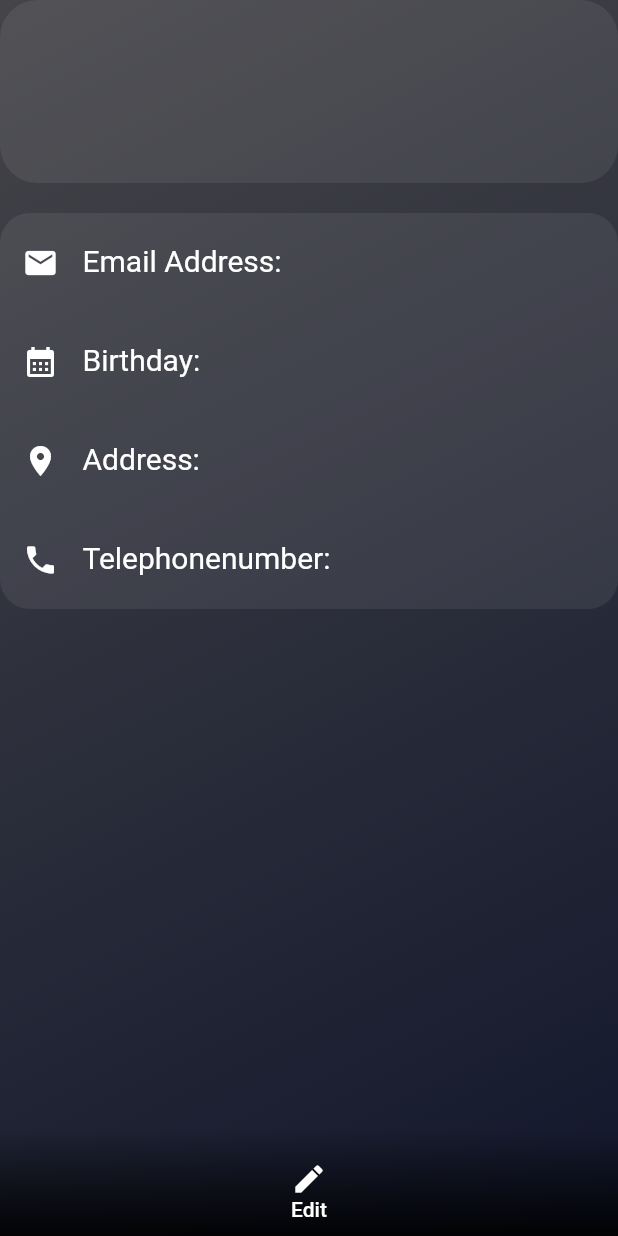
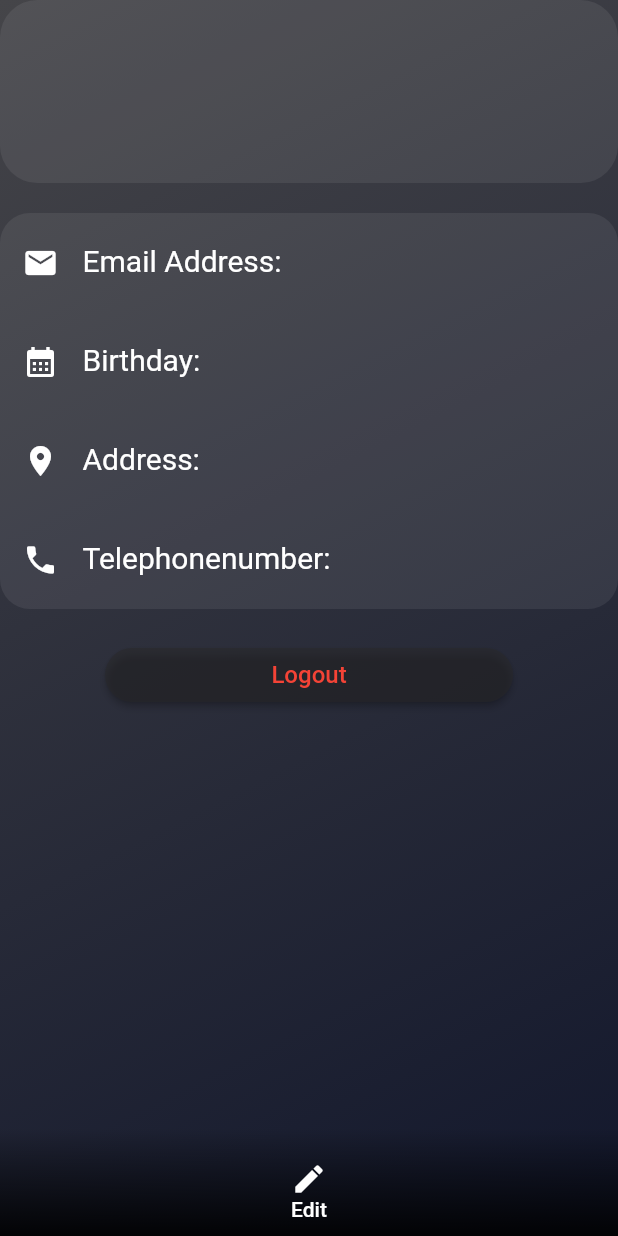
Before and after one commit to ElectricRoyale/Smarthome, a Flutter app: the AccountPage screen opened directly with empty values, on a phone screen of 412 x 824 dp. Run offline on Flutter 3.47's test engine with Material 2 defaults, Android fonts, the phone set to English and light mode, and no system bars; our stand-ins replace connectivity, delayed_display, flutter_svg, hive, hive_flutter, image_cropper and 3 more; missing offline and left inert: dart_ping, flutter_local_auth_invisible, flutter_rounded_date_picker, lan_scanner, mysql1, network_info_plus and 2 more; accounts and stored records are empty; statements that could not run were skipped.

Commit message:
v.0.0.20

```diff
--- a/lib/layouts/AccountPage.dart
+++ b/lib/layouts/AccountPage.dart
@@ -8,6 +8,7 @@ import 'package:hive/hive.dart';
 import 'package:image_cropper/image_cropper.dart';
 import 'package:image_picker/image_picker.dart';
 import 'package:smarthome/Model/UserData.dart';
+import 'package:smarthome/layouts/Login.dart';
 import 'package:smarthome/utils/MySQLHelper.dart';
 import 'package:smarthome/utils/globals.dart' as globals;
 import 'package:smarthome/utils/widget_functions.dart';
@@ -371,7 +372,27 @@ class AccountPageState extends State<AccountPage> {
                         cursorColor: Colors.white,
                       ),
                     ]),
-                  ))
+                  )),
+              addVerticalSpace(20),
+              Padding(
+                padding: const EdgeInsets.symmetric(horizontal: 70),
+                child: ElevatedButton(
+                  onPressed: () {
+                    Hive.box('LoginData').clear();
+                    Navigator.pushAndRemoveUntil(
+                        context,
+                        MaterialPageRoute(builder: (context) => const Login()),
+                        (Route<dynamic> route) => false);
+                  },
+                  style: ElevatedButton.styleFrom(
+                      shape: const StadiumBorder(),
+                      primary: const Color(0x7c292828)),
+                  child: const Text(
+                    'Logout',
+                    style: TextStyle(color: Colors.red, fontSize: 16),
+                  ),
+                ),
+              ),
             ])),
         bottomNavigationBar: Container(
             padding: const EdgeInsets.only(top: 12),
--- a/lib/layouts/mainlayout.dart
+++ b/lib/layouts/mainlayout.dart
@@ -267,9 +267,10 @@ class _MyHomePageState extends State<MyHomePage>
         }
         return true;
       });
-      if (globals.mustAuthenticate)
+      if (globals.mustAuthenticate) {
         Navigator.pushNamed(context, 'biometricAuthentication')
             .then((value) => initConnectivity());
+      }
     }
     lastAppState = state;
     super.didChangeAppLifecycleState(state);
--- a/pubspec.yaml
+++ b/pubspec.yaml
@@ -35,7 +35,7 @@ dependencies:
   dart_ping: ^6.1.2
   network_info_plus: ^2.1.3
   mysql1: ^0.19.2
-  hive: ^2.2.1
+  hive: ^2.2.2
   hive_flutter: ^1.1.0
   flutter_svg: ^1.1.0
   sprintf: ^6.0.0
```
Also changed, not shown: pubspec.lock.
